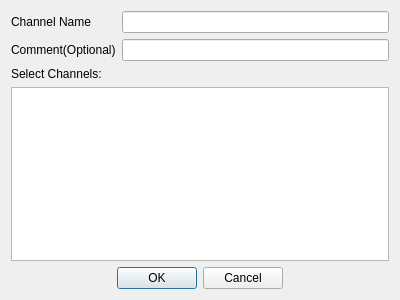
HarryWang0210/PySortGUI, file UI/CreateReferenceDialog.ui: the form before one commit.
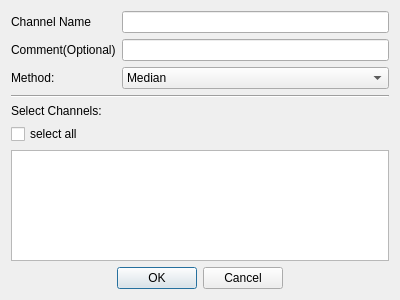
The form after the commit.

Diff of the .ui file:
```diff
--- a/UI/CreateReferenceDialog.ui
+++ b/UI/CreateReferenceDialog.ui
@@ -13,7 +13,7 @@
   <property name="windowTitle">
    <string>Dialog</string>
   </property>
-  <layout class="QVBoxLayout" name="verticalLayout_4">
+  <layout class="QVBoxLayout" name="verticalLayout_3">
    <item>
     <layout class="QHBoxLayout" name="horizontalLayout">
      <item>
@@ -32,6 +32,13 @@
          </property>
         </widget>
        </item>
+       <item>
+        <widget class="QLabel" name="label_4">
+         <property name="text">
+          <string>Method: </string>
+         </property>
+        </widget>
+       </item>
       </layout>
      </item>
      <item>
@@ -42,12 +49,26 @@
        <item>
         <widget class="QLineEdit" name="comment_lineEdit"/>
        </item>
+       <item>
+        <widget class="QComboBox" name="method_comboBox">
+         <item>
+          <property name="text">
+           <string>Median</string>
+          </property>
+         </item>
+        </widget>
+       </item>
       </layout>
      </item>
     </layout>
    </item>
    <item>
-    <layout class="QVBoxLayout" name="verticalLayout_3">
+    <widget class="Line" name="line">
+     <property name="orientation">
+      <enum>Qt::Horizontal</enum>
+     </property>
+    </widget>
+   </item>
      <item>
       <widget class="QLabel" name="label_3">
        <property name="text">
@@ -55,14 +76,22 @@
        </property>
       </widget>
      </item>
+   <item>
+    <widget class="QCheckBox" name="select_all_checkBox">
+     <property name="text">
+      <string>select all</string>
+     </property>
+     <property name="tristate">
+      <bool>true</bool>
+     </property>
+    </widget>
+   </item>
      <item>
       <widget class="QTableView" name="tableView">
        <property name="editTriggers">
         <set>QAbstractItemView::NoEditTriggers</set>
        </property>
       </widget>
-     </item>
-    </layout>
    </item>
    <item>
     <widget class="QDialogButtonBox" name="buttonBox">
```
Lines whose indentation alone changed are shown as unchanged.
